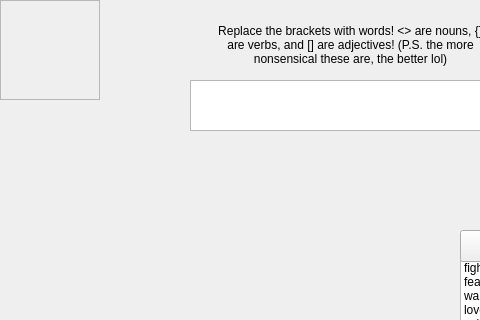
Qt form mainwindow.ui (SashaRybalkina/EducationalApp3505) before a commit; both pictures show x 0 to 480 and y 0 to 320 of the 800 by 600 pixel window.
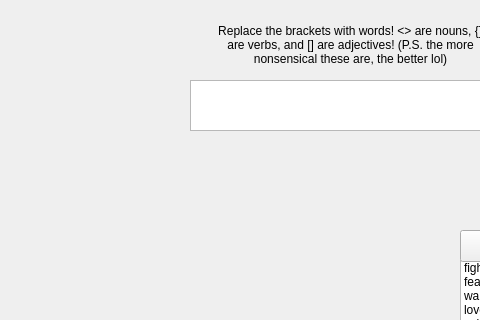
The same form after that commit.

Commit message: improved and simplified camera

```diff
--- a/mainwindow.ui
+++ b/mainwindow.ui
@@ -366,34 +366,6 @@
      <bool>true</bool>
     </property>
    </widget>
-   <widget class="QFrame" name="cameraFrame">
-    <property name="geometry">
-     <rect>
-      <x>0</x>
-      <y>0</y>
-      <width>100</width>
-      <height>100</height>
-     </rect>
-    </property>
-    <property name="mouseTracking">
-     <bool>false</bool>
-    </property>
-    <property name="autoFillBackground">
-     <bool>false</bool>
-    </property>
-    <property name="styleSheet">
-     <string notr="true"/>
-    </property>
-    <property name="frameShape">
-     <enum>QFrame::StyledPanel</enum>
-    </property>
-    <property name="frameShadow">
-     <enum>QFrame::Raised</enum>
-    </property>
-    <property name="lineWidth">
-     <number>1</number>
-    </property>
-   </widget>
    <zorder>nounList</zorder>
    <zorder>headlineList</zorder>
    <zorder>adjectiveList</zorder>
```
Left out of the diff: 7 changed lines with no effect on the pictures. The commit also changes 4 other files.
